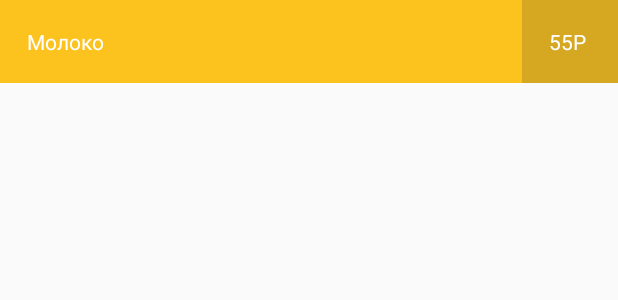
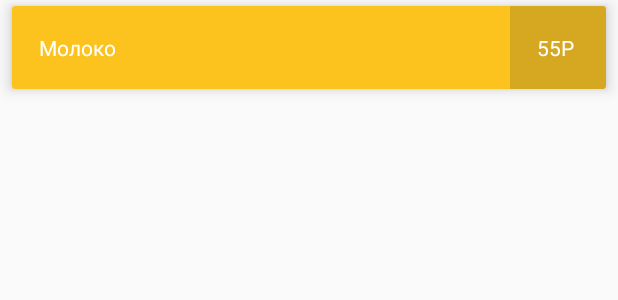
Before and after one commit to miralas/MoneyTracker, an Android app: the layout item.xml on its own in the app's theme, with its tools: preview values and no code run, on a phone screen of 412 x 824 dp. Shown: the top 300 px of the screen. Run offline under Robolectric (Android 15) with nearby library versions, the phone set to English and light mode, and no system bars; network calls fail.

Commit message:
Change item layout to CardView

```diff
--- a/app/src/main/res/layout/item.xml
+++ b/app/src/main/res/layout/item.xml
@@ -1,6 +1,18 @@
 <?xml version="1.0" encoding="utf-8"?>
-<LinearLayout xmlns:android="http://schemas.android.com/apk/res/android"
+<android.support.v7.widget.CardView xmlns:android="http://schemas.android.com/apk/res/android"
     xmlns:tools="http://schemas.android.com/tools"
+    xmlns:app="http://schemas.android.com/apk/res-auto"
+    android:id="@+id/card_view_item"
+    android:layout_width="match_parent"
+    android:layout_height="wrap_content"
+    android:orientation="horizontal"
+    android:layout_marginStart="@dimen/item_margin_horizontal"
+    android:layout_marginEnd="@dimen/item_margin_horizontal"
+    android:layout_marginTop="@dimen/item_margin_vertical"
+    android:layout_marginBottom="@dimen/item_margin_vertical"
+    app:cardElevation="6dp">
+
+    <LinearLayout
         android:background="@drawable/item_bg"
         android:layout_width="match_parent"
         android:layout_height="wrap_content"
@@ -8,7 +20,7 @@
 
         <TextView
             android:id="@+id/item_title"
-        android:layout_width="0dp"
+            android:layout_width="@dimen/zero"
             android:layout_height="wrap_content"
             android:layout_weight="1"
             android:padding="@dimen/item_padding"
@@ -25,3 +37,4 @@
             android:textColor="@color/white"
             tools:text="55P " />
     </LinearLayout>
+</android.support.v7.widget.CardView>
--- a/app/src/main/res/values/dimens.xml
+++ b/app/src/main/res/values/dimens.xml
@@ -5,7 +5,7 @@
     <dimen name="item_padding">18dp</dimen>
 
     // For Items Recycler View
-    <dimen name="item_margin_vertical">6dp</dimen>
+    <dimen name="item_margin_vertical">4dp</dimen>
     <dimen name="item_margin_horizontal">8dp</dimen>
 
     // For tabs
@@ -29,4 +29,5 @@
     <dimen name="balance_summ_size">24sp</dimen>
     <dimen name="balance_secondary_text_size">12sp</dimen>
     <dimen name="balace_padding">8dp</dimen>
+    <dimen name="zero">0dp</dimen>
 </resources>
```
Lines whose indentation alone changed are shown as unchanged.
